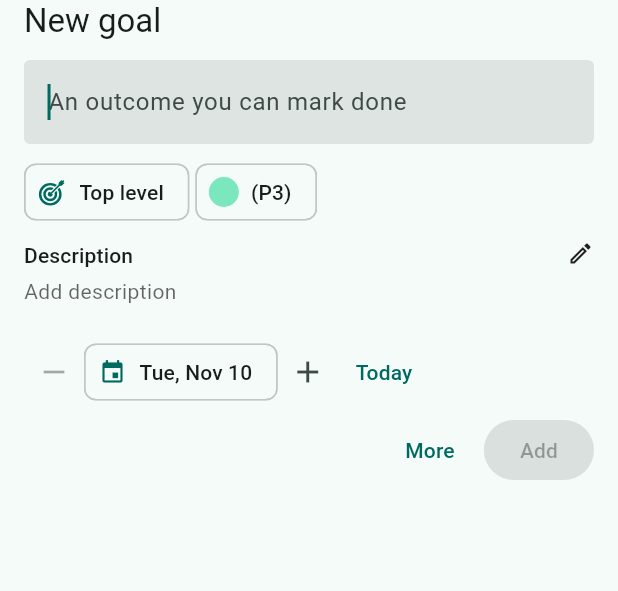
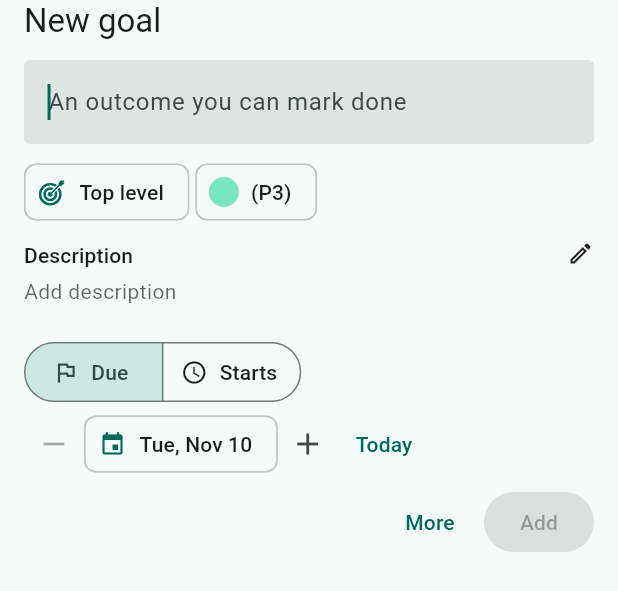
Before and after one commit to cranthony/time-tracker-client, a Flutter app: the _GoalSheet widget shown alone on an empty page, opened directly with empty values, on a phone screen of 412 x 824 dp. Shown: the top 591 px of the screen. Run offline on Flutter 3.47's test engine with Material 3 defaults, Android fonts, the phone set to English and light mode, and no system bars; our stand-ins replace fl_chart, flutter_secure_storage, geolocator, package_info_plus, shared_preferences, timezone and 1 more; missing offline and left inert: dart:js_interop, home_widget, markdown, workmanager; accounts and stored records are empty.

Commit message:
Prototype a Due/Starts toggle in the quick New goal sheet
Lets the sheet add an inactive goal that starts on a day (tomorrow, to
begin with) and is due by the end of that day, as well as an active goal
due on a day (today, to begin with). Adds a visual test rendering both.

Prototype: drafts and More don't carry the toggle yet, and two layout
tests in goal_sheet_test.dart still expect the old date row.

Co-Authored-By: Claude Opus 5.5 <noreply@anthropic.com>
Claude-Session: https://claude.ai/code/session_01361zbzrvmkyREFGQbxfC2G

```diff
--- a/lib/widgets/goal_sheet.dart
+++ b/lib/widgets/goal_sheet.dart
@@ -182,6 +182,25 @@ class _GoalSheet extends StatefulWidget {
 
 class _GoalSheetState extends State<_GoalSheet> {
   late final _today = _dayOf(widget.now());
+  late final _tomorrow = DateTime(_today.year, _today.month, _today.day + 1);
+
+  /// Whether it's added inactive, to start on [_day] -- due the day it
+  /// starts -- rather than active, due on [_day].
+  bool _inactive = false;
+
+  /// The first day [_day] can be: today to be due, tomorrow to start.
+  DateTime get _first => _inactive ? _tomorrow : _today;
+
+  /// Switches between active, due today, and inactive, starting tomorrow.
+  void _setInactive(bool inactive) {
+    if (inactive == _inactive) return;
+    setState(() {
+      _inactive = inactive;
+      _day = inactive ? _tomorrow : _today;
+      _time = null;
+    });
+    _keepDraft();
+  }
 
   late final _title = TextEditingController(
     text: widget.drafts?.draft?.title ?? widget.title,
@@ -325,7 +344,7 @@ class _GoalSheetState extends State<_GoalSheet> {
 
   void _shift(int days) {
     final next = DateTime(_day.year, _day.month, _day.day + days);
-    if (next.isBefore(_today)) return;
+    if (next.isBefore(_first)) return;
     _setDay(next);
   }
 
@@ -335,7 +354,7 @@ class _GoalSheetState extends State<_GoalSheet> {
       context,
       initialDate: _day,
       initialTime: _time,
-      firstDate: _today,
+      firstDate: _first,
       lastDate: DateTime(_today.year + 20),
     );
     if (picked == null || !mounted) return;
@@ -560,8 +579,21 @@ class _GoalSheetState extends State<_GoalSheet> {
   /// The new goal's fields, keyed as the server takes them.
   Map<String, Object?> get _fields => {
     'title': _title.text.trim(),
+    if (_inactive) ...{
+      'status': 'inactive',
+      // Due by the end of the day it starts.
+      'deadline': {
+        'after_start': {'days': 0},
+      },
+      'activate_when': {
+        'after': [
+          {'at': _deadline},
+        ],
+      },
+    } else ...{
       'deadline': _deadline,
       'status': 'active',
+    },
     'parent_id': ?_parentId,
     'description': ?_description,
     if (_description != null) 'description_format': ?_descriptionFormat?.wire,
@@ -813,18 +845,54 @@ class _GoalSheetState extends State<_GoalSheet> {
                 final date = Wrap(
                   crossAxisAlignment: WrapCrossAlignment.center,
                   children: [
+                    FieldHotkey(
+                      'I',
+                      child: SegmentedButton<bool>(
+                        showSelectedIcon: false,
+                        style: const ButtonStyle(visualDensity: _dense),
+                        segments: const [
+                          ButtonSegment(
+                            value: false,
+                            icon: Icon(Icons.flag_outlined),
+                            label: Text('Due'),
+                            tooltip: 'Active, due on the day',
+                          ),
+                          ButtonSegment(
+                            value: true,
+                            icon: Icon(Icons.schedule),
+                            label: Text('Starts'),
+                            tooltip: 'Inactive till the day, then due that day',
+                          ),
+                        ],
+                        selected: {_inactive},
+                        onSelectionChanged: _keeping
+                            ? null
+                            : (picked) => _setInactive(picked.single),
+                      ),
+                    ),
+                    const SizedBox(width: 4),
+                    // The day and its steppers, kept together on a line.
+                    Row(
+                      mainAxisSize: MainAxisSize.min,
+                      children: [
                         IconButton(
                           icon: const Icon(Icons.remove),
                           tooltip: 'A day earlier',
                           visualDensity: _dense,
-                      onPressed: _day.isAfter(_today) ? () => _shift(-1) : null,
+                          onPressed: _day.isAfter(_first)
+                              ? () => _shift(-1)
+                              : null,
                         ),
                         FieldHotkey(
                           'D',
                           child: ActionChip(
                             avatar: const Icon(Icons.event),
                             label: Text(day),
-                        tooltip: _time == null
+                            tooltip: _inactive
+                                ? (_time == null
+                                      ? 'Starts that day, due by its end'
+                                      : 'Starts then, due by the end of the day')
+                                : _time == null
                                 ? 'Due by the end of the day'
                                 : 'Due by then',
                             onPressed: _pickDay,
@@ -840,9 +908,11 @@ class _GoalSheetState extends State<_GoalSheet> {
                           'O',
                           child: TextButton(
                             style: TextButton.styleFrom(visualDensity: _dense),
-                        onPressed: () => _setDay(_today),
-                        child: const Text('Today'),
+                            onPressed: () => _setDay(_first),
+                            child: Text(_inactive ? 'Tomorrow' : 'Today'),
                           ),
+                        ),
+                      ],
                     ),
                   ],
                 );
@@ -866,7 +936,28 @@ class _GoalSheetState extends State<_GoalSheet> {
                     ),
                   ],
                 );
-                return _LineOrTwo(start: date, end: buttons);
+                return _LineOrTwo(
+                  start: !_inactive
+                      ? date
+                      : Column(
+                          mainAxisSize: MainAxisSize.min,
+                          crossAxisAlignment: CrossAxisAlignment.start,
+                          children: [
+                            date,
+                            Padding(
+                              padding: const EdgeInsets.only(left: 4),
+                              child: Text(
+                                'Inactive till then, and due by the end of '
+                                'that day',
+                                style: theme.textTheme.bodySmall?.copyWith(
+                                  color: theme.colorScheme.onSurfaceVariant,
+                                ),
+                              ),
+                            ),
+                          ],
+                        ),
+                  end: buttons,
+                );
               },
             ),
           ],
```
Also changed, not shown: 1 other file. Lines whose indentation alone changed are shown as unchanged.
